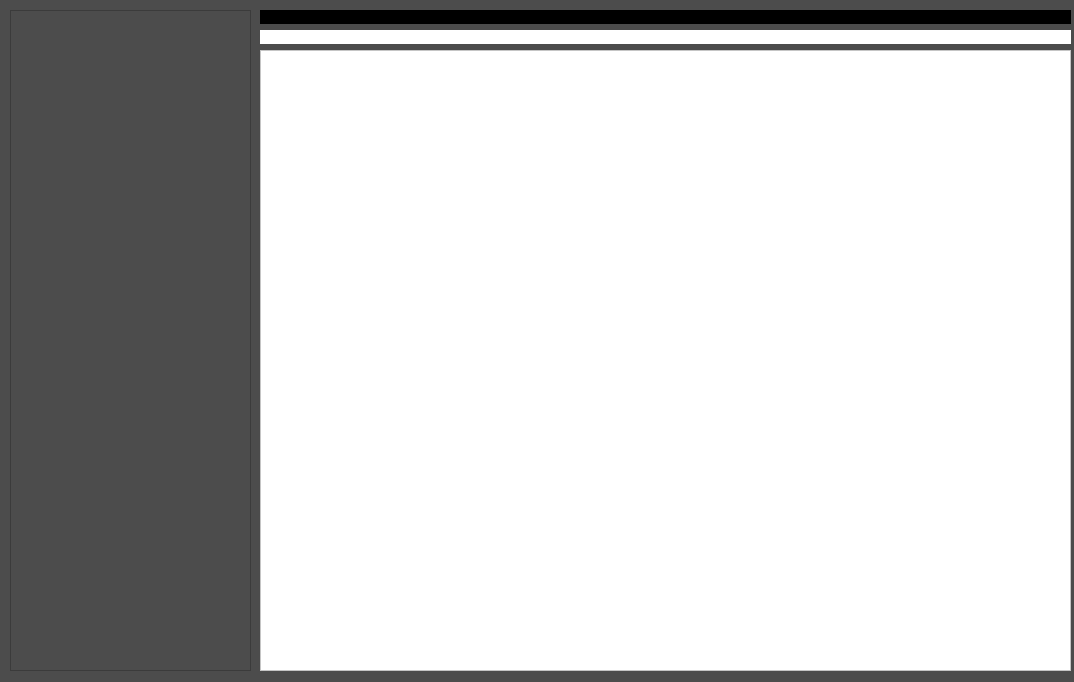
The window that Tutorial/Resources/UI/TutorialGUI_v2.ui (vmms/TutorialSlicer) describes before a commit, drawn with Qt 5.
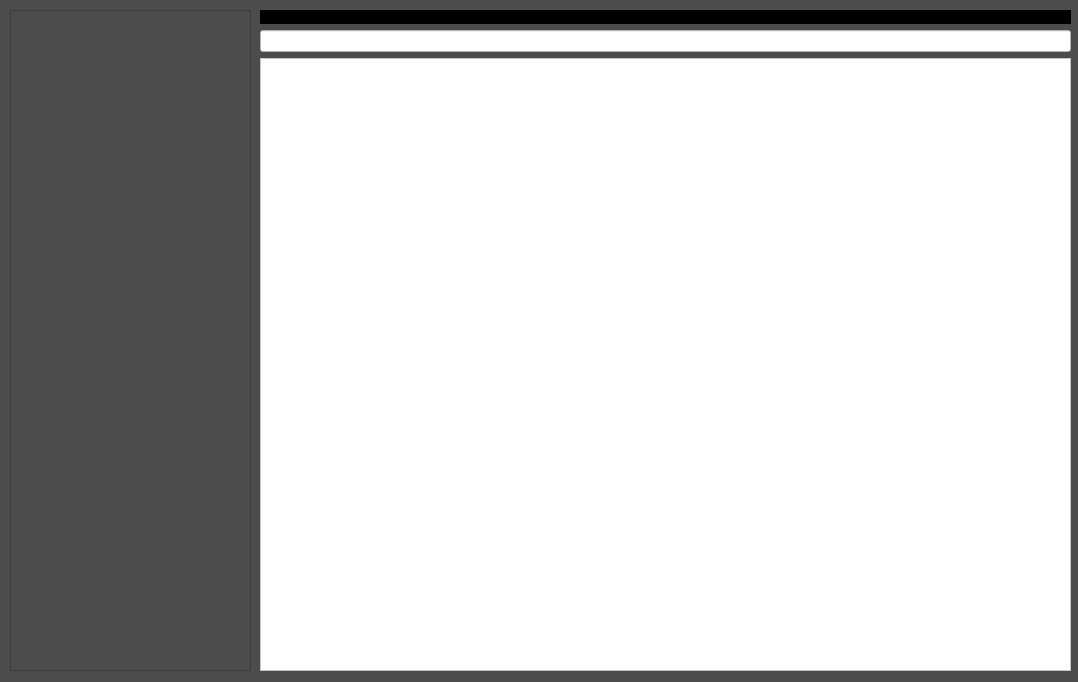
The same window after the commit.

What changed in the file:
```diff
--- a/Tutorial/Resources/UI/TutorialGUI_v2.ui
+++ b/Tutorial/Resources/UI/TutorialGUI_v2.ui
@@ -6,7 +6,7 @@
    <rect>
     <x>0</x>
     <y>0</y>
-    <width>1074</width>
+    <width>1078</width>
     <height>682</height>
    </rect>
   </property>
@@ -82,14 +82,11 @@
       </widget>
      </item>
      <item>
-      <widget class="QLabel" name="label_widget">
+      <widget class="QLineEdit" name="lineEdit">
        <property name="styleSheet">
         <string notr="true">background-color: rgb(255, 255, 255);
 color: rgb(0, 0, 0);</string>
        </property>
-       <property name="text">
-        <string/>
-       </property>
       </widget>
      </item>
      <item>
```
Left out of the diff: 4 changed lines with no effect on the pictures.
